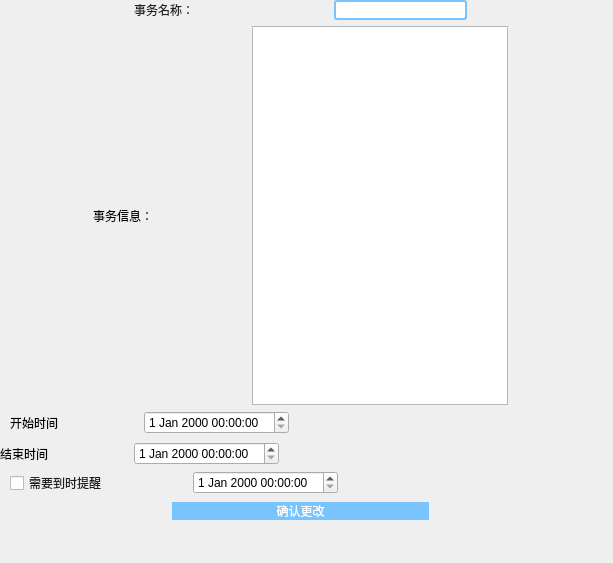
Old version of the form edit_sche_task.ui in the repository interestingLSY/DDL-Firewall.
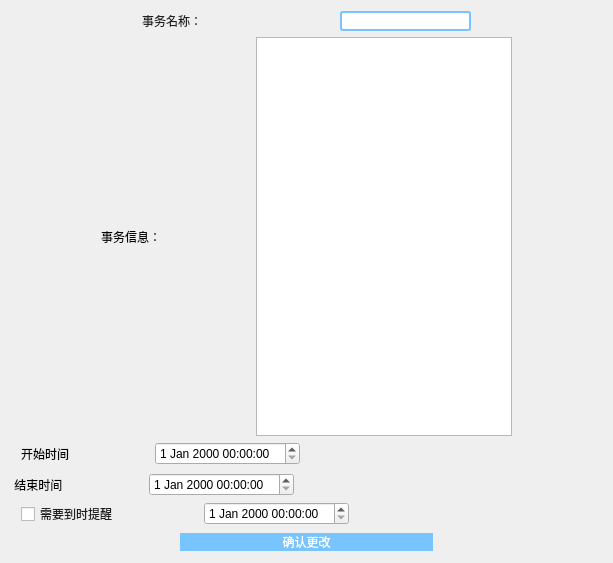
New version of the form.

Patch:
```diff
--- a/edit_sche_task.ui
+++ b/edit_sche_task.ui
@@ -13,15 +13,8 @@
   <property name="windowTitle">
    <string>修改事务信息</string>
   </property>
-  <widget class="QWidget" name="verticalLayoutWidget">
-   <property name="geometry">
-    <rect>
-     <x>0</x>
-     <y>0</y>
-     <width>601</width>
-     <height>521</height>
-    </rect>
-   </property>
+  <layout class="QGridLayout" name="gridLayout">
+   <item row="0" column="0">
    <layout class="QVBoxLayout" name="verticalLayout" stretch="6,0,6,6,6,8">
     <property name="sizeConstraint">
      <enum>QLayout::SetDefaultConstraint</enum>
@@ -213,7 +206,7 @@
       <item>
        <widget class="QLabel" name="label_3">
         <property name="text">
-         <string>结束时间</string>
+          <string> 结束时间</string>
         </property>
        </widget>
       </item>
@@ -364,7 +357,8 @@
      </layout>
     </item>
    </layout>
-  </widget>
+   </item>
+  </layout>
  </widget>
  <resources/>
  <connections/>
```
Lines whose indentation alone changed are shown as unchanged.
